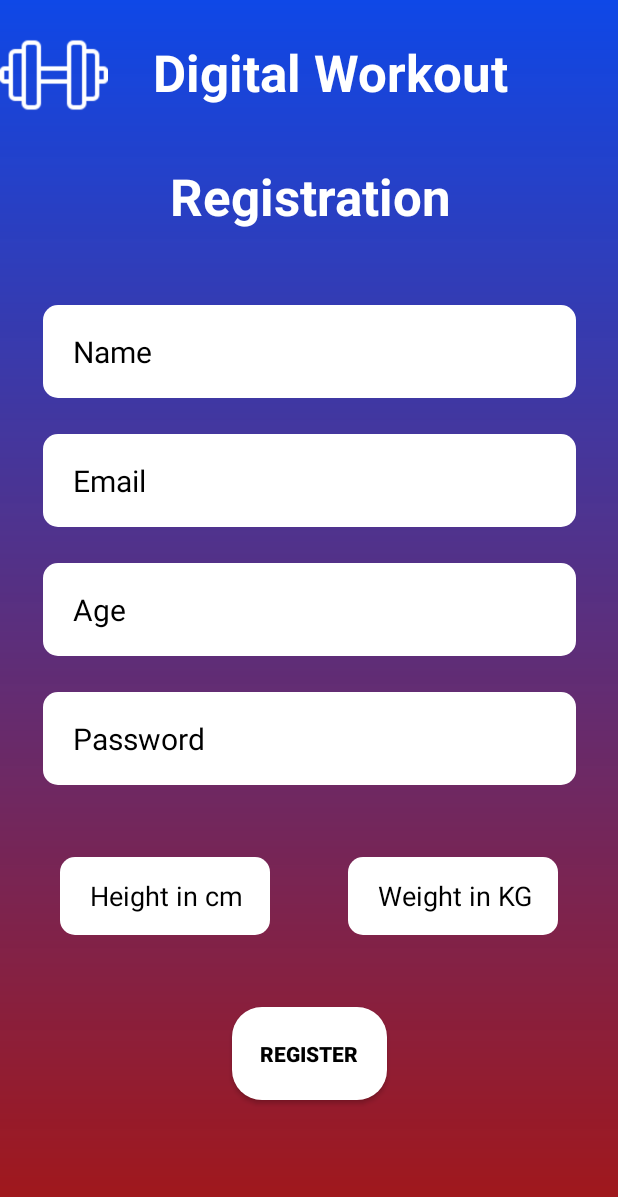
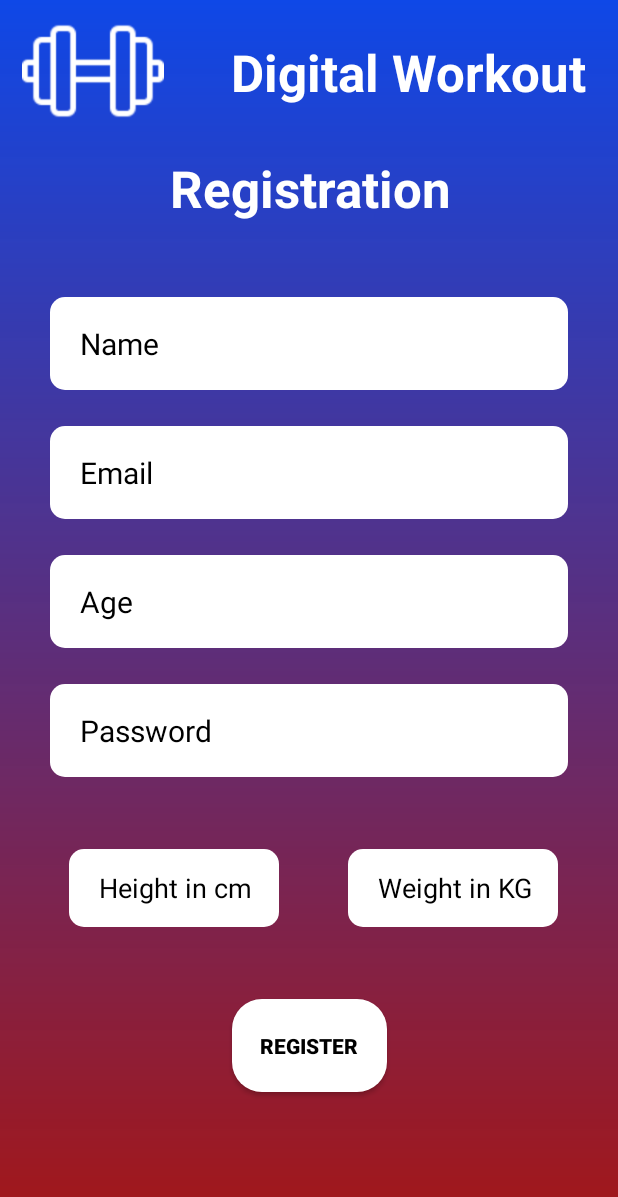
Before and after one commit to AsjadIftikhar/workout, an Android app: the RegistrationActivity screen opened directly, with no data from a screen before it, on a phone screen of 412 x 824 dp. Shown: the top 1197 px of the screen. Run offline under Robolectric (Android 15) with nearby library versions, the phone set to English and light mode, and no system bars; our stand-ins replace Firebase (no records; nobody signed in at launch, a user with empty details on screens opened directly).

Commit message:
registration page

```diff
--- a/app/src/main/res/layout/activity_registration.xml
+++ b/app/src/main/res/layout/activity_registration.xml
@@ -19,15 +19,15 @@
 
         <ImageView
             android:id="@+id/imageView6"
-            android:layout_width="wrap_content"
+            android:layout_width="126dp"
             android:layout_height="match_parent"
             android:layout_weight="1"
             app:srcCompat="@drawable/ic_dumbbell" />
 
         <TextView
             android:id="@+id/textView"
-            android:layout_width="340dp"
-            android:layout_height="match_parent"
+            android:layout_width="288dp"
+            android:layout_height="69dp"
             android:layout_marginTop="25dp"
             android:paddingLeft="30dp"
             android:text="Digital Workout"
@@ -58,7 +58,7 @@
 
     <EditText
         android:id="@+id/tv_name"
-        android:layout_width="355dp"
+        android:layout_width="345dp"
         android:layout_height="62dp"
         android:layout_marginStart="8dp"
         android:layout_marginTop="32dp"
@@ -78,7 +78,7 @@
 
     <EditText
         android:id="@+id/tv_email"
-        android:layout_width="355dp"
+        android:layout_width="345dp"
         android:layout_height="62dp"
         android:layout_marginTop="24dp"
         android:background="@drawable/custom_editview"
@@ -96,7 +96,7 @@
 
     <EditText
         android:id="@+id/tv_Age"
-        android:layout_width="355dp"
+        android:layout_width="345dp"
         android:layout_height="62dp"
         android:layout_marginTop="24dp"
         android:background="@drawable/custom_editview"
@@ -146,6 +146,7 @@
         android:layout_height="52dp"
         android:layout_marginStart="40dp"
         android:layout_marginTop="48dp"
+        android:layout_marginEnd="40dp"
         android:background="@drawable/custom_editview"
         android:ems="10"
         android:hint="Height in cm"
@@ -154,6 +155,7 @@
         android:textColor="#000000"
         android:textColorHint="#000000"
         android:textSize="18dp"
+        app:layout_constraintEnd_toStartOf="@+id/tv_weight"
         app:layout_constraintStart_toStartOf="parent"
         app:layout_constraintTop_toBottomOf="@+id/tv_password" />
 
@@ -176,7 +178,7 @@
 
     <EditText
         android:id="@+id/tv_password"
-        android:layout_width="355dp"
+        android:layout_width="345dp"
         android:layout_height="62dp"
         android:layout_marginTop="24dp"
         android:background="@drawable/custom_editview"
```
